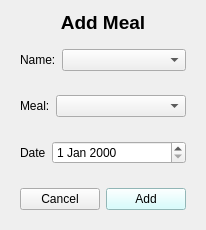
The window that home_ims/src/view/ui/popup/add_meal.ui (isaac-ucalgary/CPSC471_Fall2024_GroupProject) describes before a commit, drawn with Qt 5.
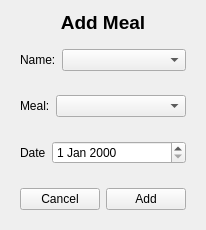
The same window after the commit.

Diff of the .ui file:
```diff
--- a/home_ims/src/view/ui/popup/add_meal.ui
+++ b/home_ims/src/view/ui/popup/add_meal.ui
@@ -6,8 +6,8 @@
    <rect>
     <x>0</x>
     <y>0</y>
-    <width>188</width>
-    <height>225</height>
+    <width>202</width>
+    <height>226</height>
    </rect>
   </property>
   <property name="windowTitle">
@@ -111,9 +111,6 @@
       </item>
       <item>
        <widget class="QPushButton" name="addBtn">
-        <property name="styleSheet">
-         <string>background-color: #CCFFFF; color: black;</string>
-        </property>
         <property name="text">
          <string>Add</string>
         </property>
```
